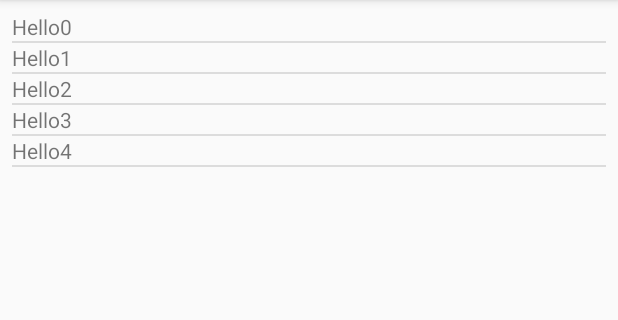
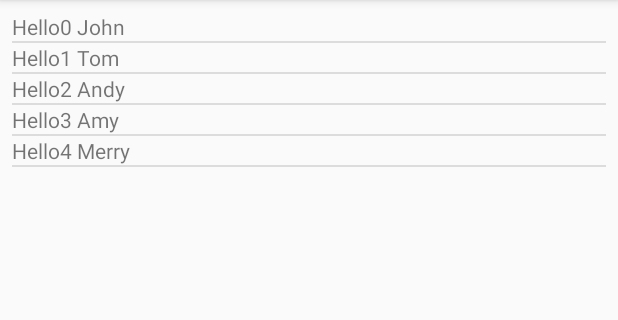
Before and after one commit to shiaoshia/ex2018010803, an Android app: the screen it shows after launch (MainActivity), on a phone screen of 412 x 824 dp, the part 84-404 px from its top. Run offline under Robolectric (Android 15) with nearby library versions, the phone set to English and light mode, and no system bars.

Commit message:
BaseAdapter加上文字陣列

```diff
--- a/app/src/main/java/tw/com/shiaoshia/ex2018010803/MainActivity.java
+++ b/app/src/main/java/tw/com/shiaoshia/ex2018010803/MainActivity.java
@@ -11,6 +11,7 @@ import android.widget.TextView;
 public class MainActivity extends AppCompatActivity {
 
     ListView lv;
+    String str[] = {"John","Tom","Andy","Amy","Merry"};
     @Override
     protected void onCreate(Bundle savedInstanceState) {
         super.onCreate(savedInstanceState);
@@ -26,7 +27,7 @@ public class MainActivity extends AppCompatActivity {
 
         @Override
         public int getCount() {
-            return 5;
+            return str.length;
         }
 
         @Override
@@ -43,7 +44,8 @@ public class MainActivity extends AppCompatActivity {
         public View getView(int position, View view, ViewGroup viewGroup) {
 
             TextView tv = new TextView(MainActivity.this);
-            tv.setText("Hello" + position);
+            tv.setText("Hello" + position + " " +str[position]);
+
             return tv;
         }
     }
```
